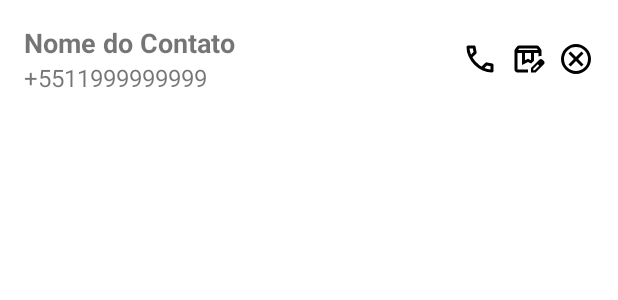
After one commit to BetoGJ/MemoriaViva, an Android app: the layout item_emergency_contact.xml on its own in the app's theme, with its tools: preview values and no code run, on a phone screen of 412 x 824 dp. The commit adds this screen. Shown: the top 300 px of the screen. Run offline under Robolectric (Android 15) with nearby library versions, the phone set to English and light mode, and no system bars.

Commit message:
Agr com contatos de emergencia

```diff
--- a/app/build.gradle.kts
+++ b/app/build.gradle.kts
@@ -41,6 +41,11 @@ android {
 
 dependencies {
 
+    implementation("androidx.lifecycle:lifecycle-viewmodel-ktx:2.9.0") // Ou a versão do seu TOML
+    implementation("androidx.lifecycle:lifecycle-livedata-ktx:2.9.0") // Ou a versão do seu TOML
+    implementation("androidx.fragment:fragment-ktx:1.6.2") // Ou a versão do seu TOML
+    implementation("com.google.code.gson:gson:2.10.1") // Ou a versão do seu TOML
+    implementation("com.google.android.material:material:1.12.0") // Ou a versão do seu TOML
     implementation("com.google.code.gson:gson:2.10.1")
     implementation(libs.androidx.core.ktx)
     implementation(libs.androidx.appcompat)
--- a/app/src/main/java/com/example/memoriaviva2/MainActivity.kt
+++ b/app/src/main/java/com/example/memoriaviva2/MainActivity.kt
@@ -29,7 +29,7 @@ class MainActivity : AppCompatActivity() {
 
         val appBarConfiguration = AppBarConfiguration(
             setOf(
-                R.id.navigation_home, R.id.navigation_dashboard, R.id.navigation_notifications
+                R.id.navigation_home, R.id.navigation_contact, R.id.navigation_notifications
             ),
             drawerLayout  // importante passar o drawerLayout para habilitar o hamburger
         )
--- /dev/null
+++ b/app/src/main/res/drawable/ic_call.xml
@@ -0,0 +1,5 @@
+<vector xmlns:android="http://schemas.android.com/apk/res/android" android:height="24dp" android:tint="#000000" android:viewportHeight="960" android:viewportWidth="960" android:width="24dp">
+
+    <path android:fillColor="@android:color/white" android:pathData="M798,840Q673,840 551,785.5Q429,731 329,631Q229,531 174.5,409Q120,287 120,162Q120,144 132,132Q144,120 162,120L324,120Q338,120 349,129.5Q360,139 362,152L388,292Q390,308 387,319Q384,330 376,338L279,436Q299,473 326.5,507.5Q354,542 387,574Q418,605 452,631.5Q486,658 524,680L618,586Q627,577 641.5,572.5Q656,568 670,570L808,598Q822,602 831,612.5Q840,623 840,636L840,798Q840,816 828,828Q816,840 798,840ZM241,360L307,294Q307,294 307,294Q307,294 307,294L290,200Q290,200 290,200Q290,200 290,200L201,200Q201,200 201,200Q201,200 201,200Q206,241 215,281Q224,321 241,360ZM599,718Q638,735 678.5,745Q719,755 760,758Q760,758 760,758Q760,758 760,758L760,670Q760,670 760,670Q760,670 760,670L666,651Q666,651 666,651Q666,651 666,651L599,718ZM241,360Q241,360 241,360Q241,360 241,360Q241,360 241,360Q241,360 241,360L241,360Q241,360 241,360Q241,360 241,360L241,360Q241,360 241,360Q241,360 241,360ZM599,718L599,718Q599,718 599,718Q599,718 599,718L599,718Q599,718 599,718Q599,718 599,718L599,718Q599,718 599,718Q599,718 599,718Q599,718 599,718Q599,718 599,718Z"/>
+
+</vector>
--- /dev/null
+++ b/app/src/main/res/drawable/ic_delete.xml
@@ -0,0 +1,5 @@
+<vector xmlns:android="http://schemas.android.com/apk/res/android" android:height="24dp" android:tint="#000000" android:viewportHeight="960" android:viewportWidth="960" android:width="24dp">
+
+    <path android:fillColor="@android:color/white" android:pathData="M336,680L480,536L624,680L680,624L536,480L680,336L624,280L480,424L336,280L280,336L424,480L280,624L336,680ZM480,880Q397,880 324,848.5Q251,817 197,763Q143,709 111.5,636Q80,563 80,480Q80,397 111.5,324Q143,251 197,197Q251,143 324,111.5Q397,80 480,80Q563,80 636,111.5Q709,143 763,197Q817,251 848.5,324Q880,397 880,480Q880,563 848.5,636Q817,709 763,763Q709,817 636,848.5Q563,880 480,880ZM480,800Q614,800 707,707Q800,614 800,480Q800,346 707,253Q614,160 480,160Q346,160 253,253Q160,346 160,480Q160,614 253,707Q346,800 480,800ZM480,480Q480,480 480,480Q480,480 480,480Q480,480 480,480Q480,480 480,480Q480,480 480,480Q480,480 480,480Q480,480 480,480Q480,480 480,480Z"/>
+
+</vector>
--- /dev/null
+++ b/app/src/main/res/drawable/ic_edit.xml
@@ -0,0 +1,5 @@
+<vector xmlns:android="http://schemas.android.com/apk/res/android" android:height="24dp" android:tint="#000000" android:viewportHeight="960" android:viewportWidth="960" android:width="24dp">
+
+    <path android:fillColor="@android:color/white" android:pathData="M216,240L744,240L710,200Q710,200 710,200Q710,200 710,200L250,200Q250,200 250,200Q250,200 250,200L216,240ZM400,510L480,470L560,510L560,320L400,320L400,510ZM200,840Q167,840 143.5,816.5Q120,793 120,760L120,261Q120,247 124.5,234Q129,221 138,210L188,149Q199,135 215.5,127.5Q232,120 250,120L710,120Q728,120 744.5,127.5Q761,135 772,149L822,210Q831,221 835.5,234Q840,247 840,261L840,400Q819,400 798.5,403Q778,406 760,415L760,320L640,320L640,525L563,602L480,560L320,640L320,320L200,320L200,760Q200,760 200,760Q200,760 200,760L480,760L480,840L200,840ZM640,320L760,320L760,320Q750,320 741.5,320Q733,320 725,320L640,320ZM200,320L320,320L320,320L480,320L563,320L480,320L480,320L200,320Q200,320 200,320Q200,320 200,320ZM560,840L560,717L781,497Q790,488 801,484Q812,480 823,480Q835,480 846,484.5Q857,489 866,498L903,535Q911,544 915.5,555Q920,566 920,577Q920,588 916,599.5Q912,611 903,620L683,840L560,840ZM860,577L860,577L823,540L823,540L860,577ZM620,780L658,780L779,658L761,639L742,621L620,742L620,780ZM761,639L742,621L742,621L779,658L779,658L761,639Z"/>
+
+</vector>
--- /dev/null
+++ b/app/src/main/res/layout/item_emergency_contact.xml
@@ -0,0 +1,58 @@
+<?xml version="1.0" encoding="utf-8"?>
+<LinearLayout xmlns:android="http://schemas.android.com/apk/res/android"
+    android:layout_width="match_parent"
+    android:layout_height="wrap_content"
+    android:orientation="horizontal"
+    android:padding="16dp"
+    android:gravity="center_vertical">
+
+    <LinearLayout
+        android:layout_width="0dp"
+        android:layout_height="wrap_content"
+        android:layout_weight="1"
+        android:orientation="vertical">
+
+        <TextView
+            android:id="@+id/text_view_contact_name"
+            android:layout_width="wrap_content"
+            android:layout_height="wrap_content"
+            android:textSize="18sp"
+            android:textStyle="bold"
+            android:text="Nome do Contato" />
+
+        <TextView
+            android:id="@+id/text_view_contact_number"
+            android:layout_width="wrap_content"
+            android:layout_height="wrap_content"
+            android:textSize="16sp"
+            android:text="+5511999999999" />
+    </LinearLayout>
+
+    <!-- BOTÃO DE CHAMADA ADICIONADO AQUI -->
+    <ImageButton
+        android:id="@+id/button_call_contact"
+        android:layout_width="wrap_content"
+        android:layout_height="wrap_content"
+        android:src="@drawable/ic_call"
+    android:background="?attr/selectableItemBackgroundBorderless"
+    android:contentDescription="Ligar"
+    android:layout_marginStart="8dp"/>
+
+    <ImageButton
+        android:id="@+id/button_edit_contact"
+        android:layout_width="wrap_content"
+        android:layout_height="wrap_content"
+        android:src="@drawable/ic_edit"
+    android:background="?attr/selectableItemBackgroundBorderless"
+    android:contentDescription="Editar"
+    android:layout_marginStart="8dp"/>
+
+    <ImageButton
+        android:id="@+id/button_remove_contact"
+        android:layout_width="wrap_content"
+        android:layout_height="wrap_content"
+        android:src="@drawable/ic_delete"
+    android:background="?attr/selectableItemBackgroundBorderless"
+    android:layout_marginStart="8dp"
+    android:contentDescription="Remover"/>
+</LinearLayout>
--- a/app/src/main/res/menu/bottom_nav_menu.xml
+++ b/app/src/main/res/menu/bottom_nav_menu.xml
@@ -7,7 +7,7 @@
         android:title="Início" />
 
     <item
-        android:id="@+id/navigation_dashboard"
+        android:id="@+id/navigation_contact"
         android:icon="@android:drawable/ic_menu_call"
         android:title="Contatos" />
 
--- a/app/src/main/res/navigation/mobile_navigation.xml
+++ b/app/src/main/res/navigation/mobile_navigation.xml
@@ -12,10 +12,10 @@
         tools:layout="@layout/fragment_home" />
 
     <fragment
-        android:id="@+id/navigation_dashboard"
-        android:name="com.example.memoriaviva2.ui.dashboard.DashboardFragment"
+        android:id="@+id/navigation_contact"
+        android:name="com.example.memoriaviva2.ui.contacts.ContactFragment"
         android:label="Emergência"
-        tools:layout="@layout/fragment_dashboard" />
+        tools:layout="@layout/fragment_contact" />
 
     <fragment
         android:id="@+id/navigation_notifications"
```
Also changed, not shown: app/src/main/java/com/example/memoriaviva2/ui/contacts/ContactAdapter.kt (added, +63 -0 lines), app/src/main/java/com/example/memoriaviva2/ui/contacts/ContactFragment.kt (added, +142 -0 lines), app/src/main/java/com/example/memoriaviva2/ui/contacts/ContactViewModel.kt (added, +42 -0 lines), app/src/main/java/com/example/memoriaviva2/ui/contacts/EmergencyContact.kt (added, +18 -0 lines), app/src/main/java/com/example/memoriaviva2/ui/contacts/EmergencyContactRepository.kt (added, +82 -0 lines), app/src/main/java/com/example/memoriaviva2/ui/dashboard/DashboardFragment.kt (deleted, +0 -38 lines), app/src/main/java/com/example/memoriaviva2/ui/dashboard/DashboardViewModel.kt (deleted, +0 -13 lines), app/src/main/res/layout/dialog_add_edit_contact.xml (added, +51 -0 lines), app/src/main/res/layout/fragment_contact.xml (added, +32 -0 lines), app/src/main/res/layout/fragment_dashboard.xml (deleted, +0 -26 lines).
